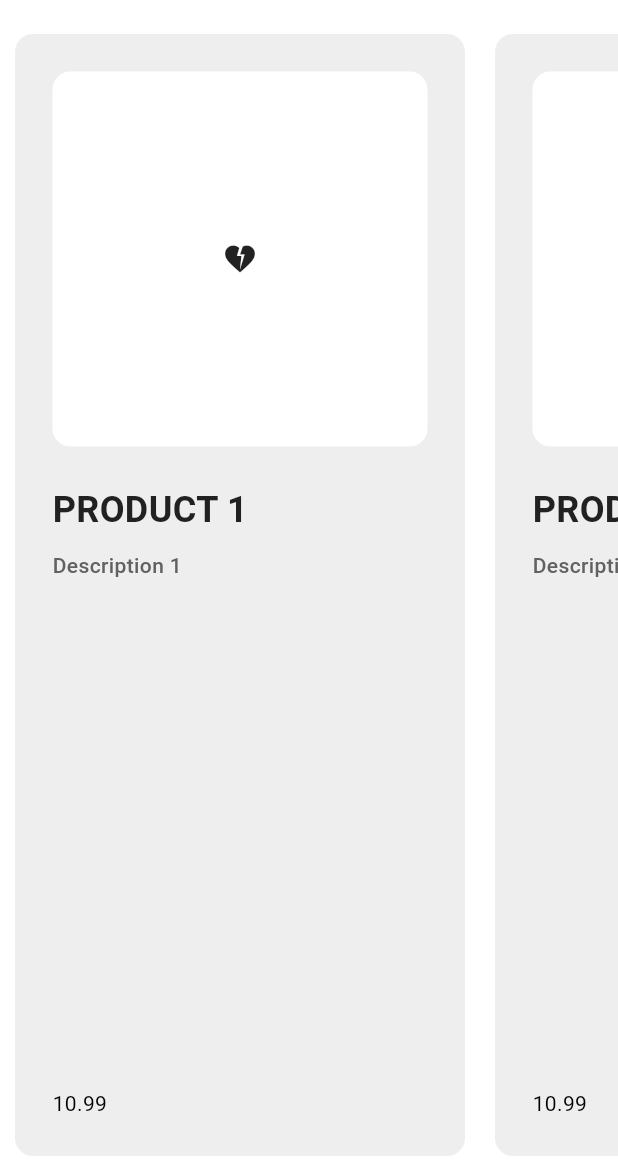
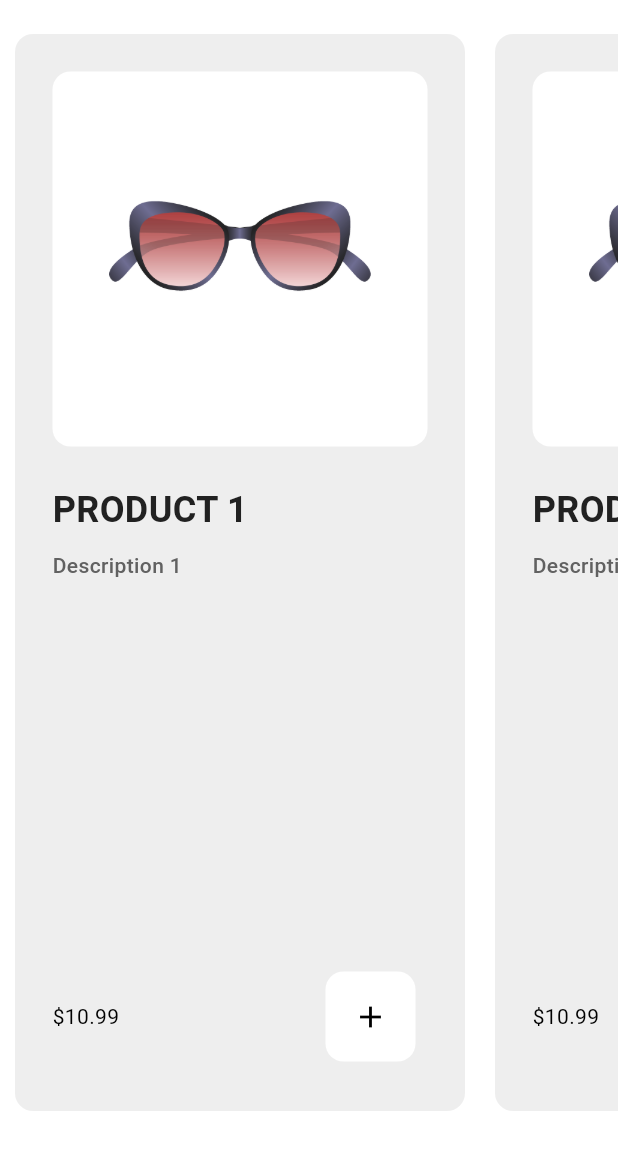
Before and after one commit to 666kurt/shop_flutter, a Flutter app: the ShopScreen screen opened directly, on a phone screen of 412 x 824 dp, the part 65-1236 px from its top. Run offline on Flutter 3.47's test engine with Material 3 defaults, Android fonts, the phone set to English and light mode, and no system bars.

Commit message:
final version

```diff
--- /dev/null
+++ b/devtools_options.yaml
@@ -0,0 +1 @@
+extensions:
--- a/lib/main.dart
+++ b/lib/main.dart
@@ -1,4 +1,5 @@
 import 'package:flutter/material.dart';
+import 'package:flutter_shop/screens/cart_screen.dart';
 import 'package:flutter_shop/service/screens_provider.dart';
 import 'package:provider/provider.dart';
 import 'screens/welcome_screen.dart';
@@ -26,6 +27,7 @@ class MyApp extends StatelessWidget {
       routes: {
         '/': (context) => WelcomeScreen(),
         '/screens_provider': (context) => ScreensProvider(),
+        '/cart_screen': (context) => CartScreen(),
       },
     );
   }
--- a/lib/models/product_model.dart
+++ b/lib/models/product_model.dart
@@ -2,12 +2,12 @@ class Product {
   final String title;
   final String description;
   final double price;
-  // final String imagePath;
+  final String imagePath;
 
   Product({
     required this.title,
     required this.description,
     required this.price,
-    // required this.imagePath;
+    required this.imagePath,
   });
 }
--- a/lib/screens/shop_screen.dart
+++ b/lib/screens/shop_screen.dart
@@ -25,6 +25,7 @@ class ShopScreen extends StatelessWidget {
         ),
       ),
       body: ListView.builder(
+        padding: EdgeInsets.only(bottom: 30),
         scrollDirection: Axis.horizontal,
         itemCount: products.length,
         itemBuilder: (context, index) {
--- a/lib/service/product_service.dart
+++ b/lib/service/product_service.dart
@@ -8,26 +8,31 @@ class Shop extends ChangeNotifier {
       title: "Product 1",
       description: "Description 1",
       price: 10.99,
+      imagePath: "assets/glasses.png",
     ),
     Product(
       title: "Product 2",
       description: "Description 2",
       price: 10.99,
+      imagePath: "assets/glasses.png",
     ),
     Product(
       title: "Product 3",
       description: "Description 3",
       price: 10.99,
+      imagePath: "assets/tshort.png",
     ),
     Product(
       title: "Product 4",
       description: "Description 4",
       price: 10.99,
+      imagePath: "assets/tshort.png",
     ),
     Product(
       title: "Product 5",
       description: "Description 5",
       price: 10.99,
+      imagePath: "assets/tshort.png",
     ),
   ];
 
--- a/lib/widgets/custom_button.dart
+++ b/lib/widgets/custom_button.dart
@@ -16,9 +16,9 @@ class CustomButton extends StatelessWidget {
       highlightColor: Colors.transparent,
       onPressed: onPressed,
       icon: Container(
-        padding: EdgeInsets.all(25),
+        padding: EdgeInsets.all(18),
         decoration: BoxDecoration(
-          color: Theme.of(context).colorScheme.secondary,
+          color: Theme.of(context).colorScheme.tertiary,
           borderRadius: BorderRadius.circular(12),
         ),
         child: icon,
--- a/lib/widgets/product_tile.dart
+++ b/lib/widgets/product_tile.dart
@@ -1,10 +1,35 @@
+import 'package:flutter/cupertino.dart';
 import 'package:flutter/material.dart';
-import 'package:flutter/widgets.dart';
+import 'package:flutter_shop/widgets/custom_button.dart';
+import 'package:provider/provider.dart';
 import '../models/product_model.dart';
+import '../service/product_service.dart';
 
 class ProductTile extends StatelessWidget {
   final Product product;
   const ProductTile({super.key, required this.product});
+
+  void addToCart(BuildContext context) {
+    showDialog(
+      context: context,
+      builder: (context) => CupertinoAlertDialog(
+        content: Text('Add this item to cart?'),
+        actions: [
+          CupertinoButton(
+            child: Text('Add'),
+            onPressed: () {
+              Navigator.pop(context);
+              context.read<Shop>().addToCart(product);
+            },
+          ),
+          CupertinoButton(
+            child: Text('Cancel'),
+            onPressed: () => Navigator.pop(context),
+          ),
+        ],
+      ),
+    );
+  }
 
   @override
   Widget build(BuildContext context) {
@@ -22,9 +47,7 @@ class ProductTile extends StatelessWidget {
           AspectRatio(
             aspectRatio: 1,
             child: Container(
-              child: Icon(
-                Icons.heart_broken_sharp,
-              ),
+              child: Image.asset(product.imagePath),
               padding: EdgeInsets.all(25),
               width: double.infinity,
               decoration: BoxDecoration(
@@ -51,7 +74,16 @@ class ProductTile extends StatelessWidget {
             ),
           ),
           Spacer(),
-          Text(product.price.toString()),
+          Row(
+            mainAxisAlignment: MainAxisAlignment.spaceBetween,
+            children: [
+              Text("\$${product.price.toString()}"),
+              CustomButton(
+                icon: Icon(Icons.add),
+                onPressed: () => addToCart(context),
+              )
+            ],
+          ),
         ],
       ),
     );
--- a/pubspec.yaml
+++ b/pubspec.yaml
@@ -60,9 +60,8 @@ flutter:
   uses-material-design: true
 
   # To add assets to your application, add an assets section, like this:
-  # assets:
-  #   - images/a_dot_burr.jpeg
-  #   - images/a_dot_ham.jpeg
+  assets:
+    - assets/
 
   # An image asset can refer to one or more resolution-specific "variants", see
   # https://flutter.dev/assets-and-images/#resolution-aware
```
Also changed, not shown: lib/screens/cart_screen.dart (+76 -0 lines), assets/glasses.png (added), assets/tshort.png (added).
